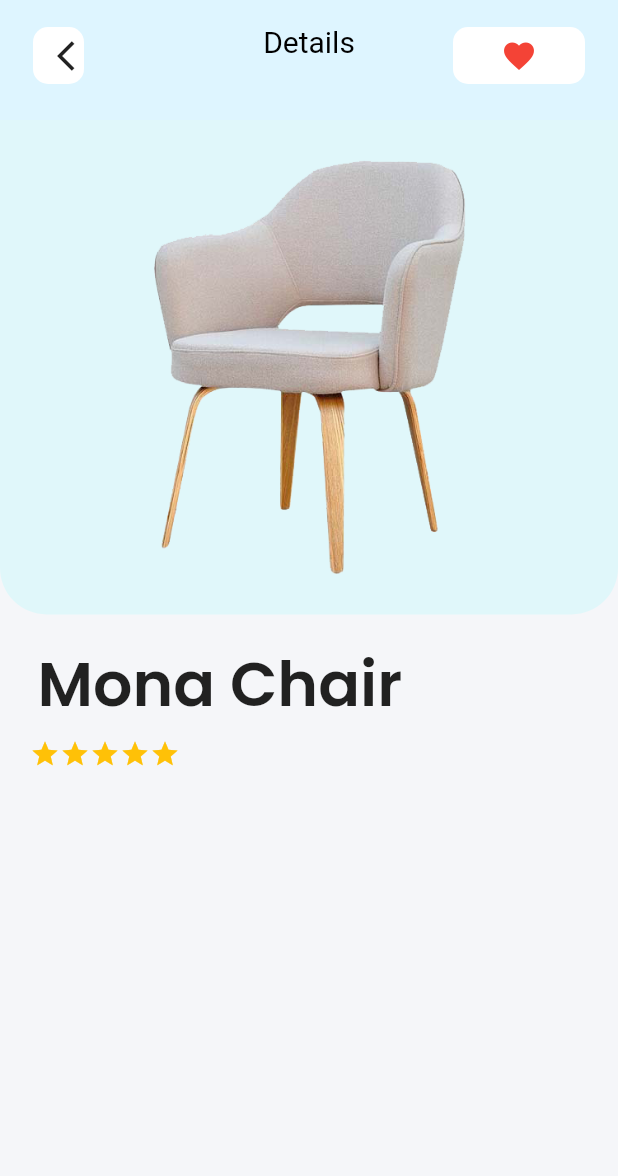
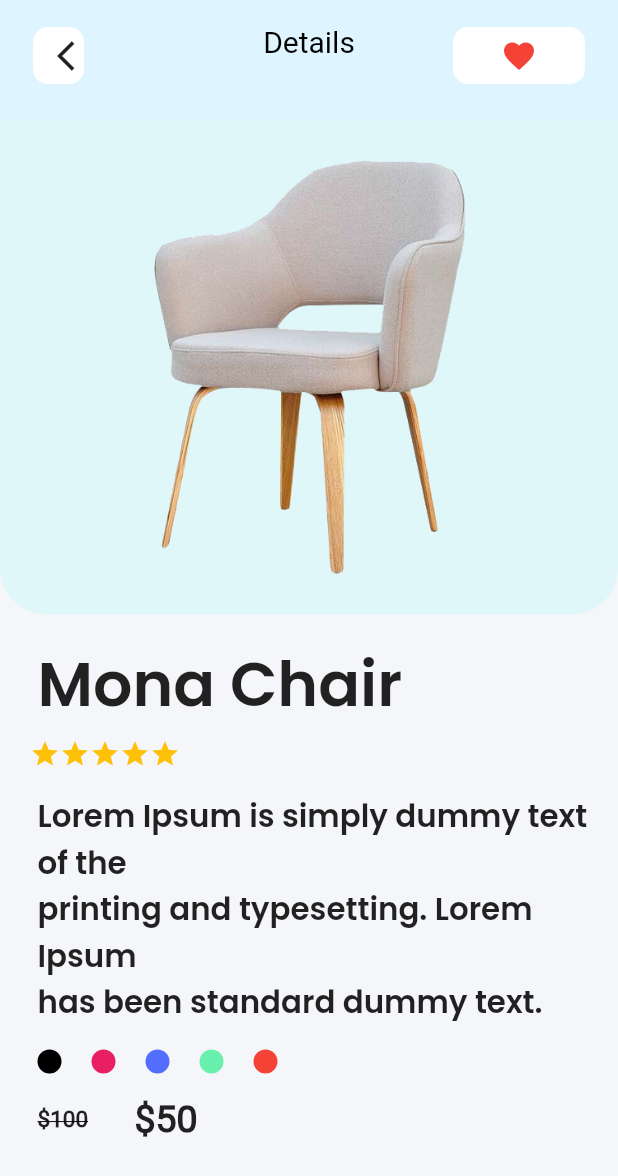
Before and after one commit to PrantoMondal/Furniture_App, a Flutter app: the screen it shows after launch, after a tap on "Armchair", on a phone screen of 412 x 824 dp. Shown: the top 1176 px of the screen. Run offline on Flutter 3.47's test engine with Material 2 defaults, Android fonts, the phone set to English and light mode, and no system bars.

Commit message:
Color bar added

```diff
--- a/lib/details.dart
+++ /dev/null
@@ -1,95 +0,0 @@
-import 'package:flutter/material.dart';
-import 'package:furniture_app/models/models.dart';
-import 'package:furniture_app/widgets/details_page_app_bar.dart';
-
-class DetailsPage extends StatelessWidget {
-  const DetailsPage({Key? key}) : super(key: key);
-
-  @override
-  Widget build(BuildContext context) {
-    return Scaffold(
-      backgroundColor: Color(0xFFF5F6F9),
-      appBar: PreferredSize(
-        preferredSize: Size.fromHeight(80),
-        child: DetailsPageAppBar(),
-      ),
-      body: Column(
-        children: [
-          Container(
-            alignment: Alignment.topCenter,
-            // color: Colors.cyan.shade50,
-            decoration: BoxDecoration(
-                color: Colors.cyan.shade50,
-                borderRadius: BorderRadius.only(
-                    bottomLeft: Radius.circular(31),
-                    bottomRight: Radius.circular(31))),
-            child: SizedBox(
-              width: MediaQuery.of(context).size.width * 0.8,
-              height: MediaQuery.of(context).size.height * 0.4,
-              child: AspectRatio(
-                aspectRatio: 1,
-                child: Image.asset('assets/images/f1.png'),
-              ),
-            ),
-          ),
-          Container(
-            width: double.infinity,
-            decoration: BoxDecoration(
-
-            ),
-            child: Padding(
-              padding: const EdgeInsets.only(top: 16,left: 25),
-              child: Text(
-                'Mona Chair',
-                style: TextStyle(
-                    fontFamily: 'Poppins',
-                    fontSize: MediaQuery.of(context).size.height * 0.05,
-                    fontWeight: FontWeight.bold),
-              ),
-            ),
-          ),
-      Container(
-        margin: const EdgeInsets.only(
-            top: 5, left: 20.0, right: 10.0),
-        //*****************************************************************        rating
-        child: Row(
-          children: [
-            Icon(
-              Icons.star,
-              color: Colors.amber,
-              size: 20,
-            ),
-            Icon(
-              Icons.star,
-              color: Colors.amber,
-              size: 20,
-            ),
-            Icon(
-              Icons.star,
-              color: Colors.amber,
-              size: 20,
-            ),
-            Icon(
-              Icons.star,
-              color: Colors.amber,
-              size: 20,
-            ),
-            Icon(
-              Icons.star,
-              color: Colors.amber,
-              size: 20,
-            ),
-          ],
-        ),
-      ),
-        ],
-      ),
-    );
-  }
-}
-
-class ProductDetailsArguments {
-  final Furniture furniture;
-
-  ProductDetailsArguments({required this.furniture});
-}
--- a/lib/main.dart
+++ b/lib/main.dart
@@ -1,5 +1,5 @@
 import 'package:flutter/material.dart';
-import 'package:furniture_app/details.dart';
+import 'package:furniture_app/pages/details.dart';
 import 'package:furniture_app/pages/home_page.dart';
 
 void main() {
--- /dev/null
+++ b/lib/pages/details.dart
@@ -0,0 +1,207 @@
+import 'package:flutter/material.dart';
+import 'package:furniture_app/models/models.dart';
+import 'package:furniture_app/widgets/details_page_app_bar.dart';
+
+class DetailsPage extends StatelessWidget {
+  const DetailsPage({Key? key}) : super(key: key);
+
+  @override
+  Widget build(BuildContext context) {
+    return Scaffold(
+      backgroundColor: Color(0xFFF5F6F9),
+      appBar: PreferredSize(
+        preferredSize: Size.fromHeight(80),
+        child: DetailsPageAppBar(),
+      ),
+      body: Column(
+        children: [
+          Container(
+            alignment: Alignment.topCenter,
+            // color: Colors.cyan.shade50,
+            decoration: BoxDecoration(
+                color: Colors.cyan.shade50,
+                borderRadius: BorderRadius.only(
+                    bottomLeft: Radius.circular(31),
+                    bottomRight: Radius.circular(31))),
+            child: SizedBox(
+              width: MediaQuery.of(context).size.width * 0.8,
+              height: MediaQuery.of(context).size.height * 0.4,
+              child: AspectRatio(
+                aspectRatio: 1,
+                child: Image.asset('assets/images/f1.png'),
+              ),
+            ),
+          ),
+          Container(
+            width: double.infinity,
+            decoration: BoxDecoration(
+
+            ),
+            child: Padding(
+              padding: const EdgeInsets.only(top: 16,left: 25),
+              child: Text(
+                'Mona Chair',
+                style: TextStyle(
+                    fontFamily: 'Poppins',
+                    fontSize: MediaQuery.of(context).size.height * 0.05,
+                    fontWeight: FontWeight.bold),
+              ),
+            ),
+          ),
+          Container(
+        margin: const EdgeInsets.only(
+            top: 5, left: 20.0, right: 10.0),
+        //*****************************************************************        rating
+        child: Row(
+          children: [
+            buildIcon(),
+            buildIcon(),
+            buildIcon(),
+            buildIcon(),
+            buildIcon(),
+          ],
+        ),
+      ),
+          Container(
+            alignment: Alignment.topLeft,
+            padding: EdgeInsets.only(left: 25,top: 16),
+            child: Text('Lorem Ipsum is simply dummy text of the\nprinting and typesetting. Lorem Ipsum\nhas been standard dummy text.',
+                style: TextStyle(
+                  fontFamily: 'Poppins',
+                  fontSize: MediaQuery.of(context).size.height * 0.025,
+                )),
+
+          ),
+          Row(
+            children: [
+              Padding(
+                padding: EdgeInsets.only(left: 25,top: 16),
+                child: Container(
+                    height: 16,
+                    width: 16,
+                    decoration: BoxDecoration(
+                        shape: BoxShape.circle,
+                      // border: Border.all(color: Colors.redAccent)
+                    ),
+                    child: DecoratedBox(
+                      decoration: BoxDecoration(
+                        color: Colors.black,
+                        shape: BoxShape.circle,
+                      ),
+                    )
+                ),
+              ),
+              Padding(
+                padding: EdgeInsets.only(left: 20,top: 16),
+                child: Container(
+                    height: 16,
+                    width: 16,
+                    decoration: BoxDecoration(
+                        shape: BoxShape.circle,
+                    ),
+                    child: DecoratedBox(
+                      decoration: BoxDecoration(
+                        color: Colors.pink,
+                        shape: BoxShape.circle,
+                      ),
+                    )
+                ),
+              ),
+              Padding(
+                padding: EdgeInsets.only(left: 20,top: 16),
+                child: Container(
+                    height: 16,
+                    width: 16,
+                    decoration: BoxDecoration(
+                        shape: BoxShape.circle,
+                    ),
+                    child: DecoratedBox(
+                      decoration: BoxDecoration(
+                        color: Colors.indigoAccent,
+                        shape: BoxShape.circle,
+                      ),
+                    )
+                ),
+              ),
+              Padding(
+                padding: EdgeInsets.only(left: 20,top: 16),
+                child: Container(
+                    height: 16,
+                    width: 16,
+                    decoration: BoxDecoration(
+                      shape: BoxShape.circle,
+                    ),
+                    child: DecoratedBox(
+                      decoration: BoxDecoration(
+                        color: Colors.greenAccent,
+                        shape: BoxShape.circle,
+                      ),
+                    )
+                ),
+              ),Padding(
+                padding: EdgeInsets.only(left: 20,top: 16),
+                child: Container(
+                    height: 16,
+                    width: 16,
+                    decoration: BoxDecoration(
+                      shape: BoxShape.circle,
+                    ),
+                    child: DecoratedBox(
+                      decoration: BoxDecoration(
+                        color: Colors.red,
+                        shape: BoxShape.circle,
+                      ),
+                    )
+                ),
+              ),
+            ],
+          ),
+          Container(
+            child: Row(
+              mainAxisAlignment: MainAxisAlignment.spaceBetween,
+              children: [
+                Padding(
+                  padding: const EdgeInsets.only(top: 16,left: 25),
+                  child: Row(
+                    children: [
+                      (
+                          Text(
+                        '\$' + '100',
+                        style: TextStyle(
+                            fontSize: 15,
+                            fontWeight: FontWeight.bold,
+                            decoration: TextDecoration.lineThrough),
+                      )),
+                      Text(
+                        '     \$' + '50',
+                        style: TextStyle(
+                          fontSize: 25,
+                          fontWeight: FontWeight.bold,
+                        ),
+                      ),
+                    ],
+                  ),
+                ),
+
+              ],
+            ),
+          )
+        ],
+      ),
+    );
+  }
+
+  Icon buildIcon() {
+    return Icon(
+            Icons.star,
+            color: Colors.amber,
+            size: 20,
+          );
+  }
+}
+
+class ProductDetailsArguments {
+  final Furniture furniture;
+
+  ProductDetailsArguments({required this.furniture});
+}
--- a/lib/pages/home_page.dart
+++ b/lib/pages/home_page.dart
@@ -1,6 +1,6 @@
 import 'package:flutter/material.dart';
 import 'package:furniture_app/db/temp_db.dart';
-import '../details.dart';
+import 'details.dart';
 import '../widgets/app_bar.dart';
 import '../widgets/furniture_item.dart';
 
--- a/lib/widgets/furniture_item.dart
+++ b/lib/widgets/furniture_item.dart
@@ -68,31 +68,11 @@ class FurnitureItem extends StatelessWidget {
                           //*****************************************************************        rating
                           child: Row(
                             children: [
-                              Icon(
-                                Icons.star,
-                                color: Colors.amber,
-                                size: 20,
-                              ),
-                              Icon(
-                                Icons.star,
-                                color: Colors.amber,
-                                size: 20,
-                              ),
-                              Icon(
-                                Icons.star,
-                                color: Colors.amber,
-                                size: 20,
-                              ),
-                              Icon(
-                                Icons.star,
-                                color: Colors.amber,
-                                size: 20,
-                              ),
-                              Icon(
-                                Icons.star,
-                                color: Colors.amber,
-                                size: 20,
-                              ),
+                              starBuild(),
+                              starBuild(),
+                              starBuild(),
+                              starBuild(),
+                              starBuild(),
                             ],
                           ),
                         ),
@@ -132,4 +112,12 @@ class FurnitureItem extends StatelessWidget {
           // },
         ));
   }
+
+  Icon starBuild() {
+    return Icon(
+                              Icons.star,
+                              color: Colors.amber,
+                              size: 20,
+                            );
+  }
 }
```
